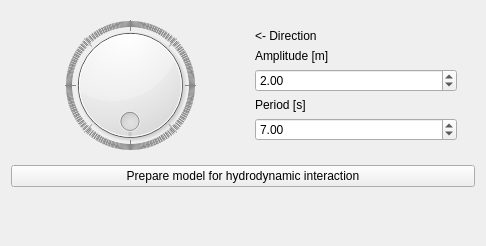
Above: gui2/widget_airy.ui from RubendeBruin/DAVE before the change. Below: the same form after it.
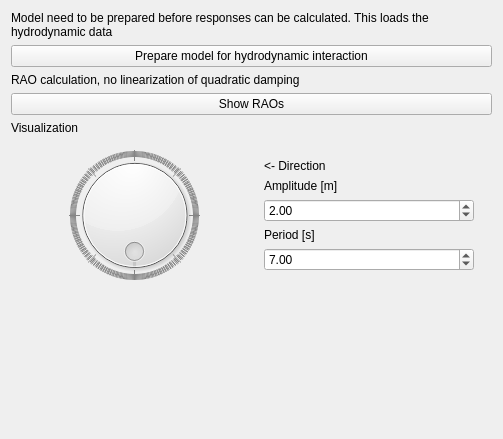
That is the form after the change.

Commit message: Added inertia and radii of inertia to load and save

The edit to the form file:
```diff
--- a/gui2/widget_airy.ui
+++ b/gui2/widget_airy.ui
@@ -6,8 +6,8 @@
    <rect>
     <x>0</x>
     <y>0</y>
-    <width>486</width>
-    <height>246</height>
+    <width>503</width>
+    <height>439</height>
    </rect>
   </property>
   <property name="windowTitle">
@@ -17,6 +17,44 @@
    <locale language="English" country="UnitedStates"/>
   </property>
   <layout class="QVBoxLayout" name="verticalLayout_2">
+   <item>
+    <widget class="QLabel" name="label_4">
+     <property name="text">
+      <string>Model need to be prepared before responses can be calculated. This loads the hydrodynamic data</string>
+     </property>
+     <property name="wordWrap">
+      <bool>true</bool>
+     </property>
+    </widget>
+   </item>
+   <item>
+    <widget class="QPushButton" name="pushButton">
+     <property name="text">
+      <string>Prepare model for hydrodynamic interaction</string>
+     </property>
+    </widget>
+   </item>
+   <item>
+    <widget class="QLabel" name="label_5">
+     <property name="text">
+      <string>RAO calculation, no linearization of quadratic damping</string>
+     </property>
+    </widget>
+   </item>
+   <item>
+    <widget class="QPushButton" name="pushButton_2">
+     <property name="text">
+      <string>Show RAOs</string>
+     </property>
+    </widget>
+   </item>
+   <item>
+    <widget class="QLabel" name="label_6">
+     <property name="text">
+      <string>Visualization</string>
+     </property>
+    </widget>
+   </item>
    <item>
     <widget class="QWidget" name="widget" native="true">
      <layout class="QGridLayout" name="gridLayout">
@@ -92,13 +130,6 @@
      </layout>
     </widget>
    </item>
-   <item>
-    <widget class="QPushButton" name="pushButton">
-     <property name="text">
-      <string>Prepare model for hydrodynamic interaction</string>
-     </property>
-    </widget>
-   </item>
    <item>
     <spacer name="verticalSpacer">
      <property name="orientation">
```
The commit also changes 12 other files.
